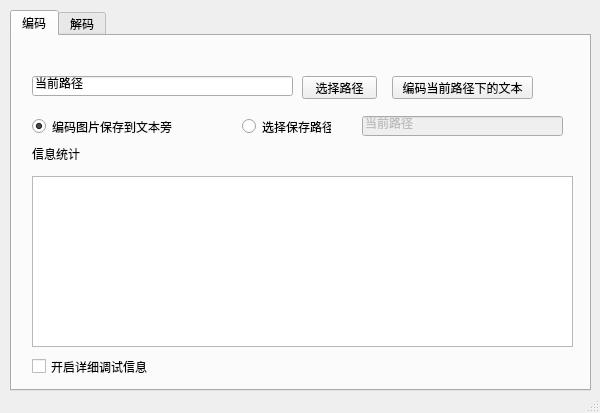
Before: the Qt Designer form enigma/enigma.ui in c3ll256/enigma, drawn with Qt 5.
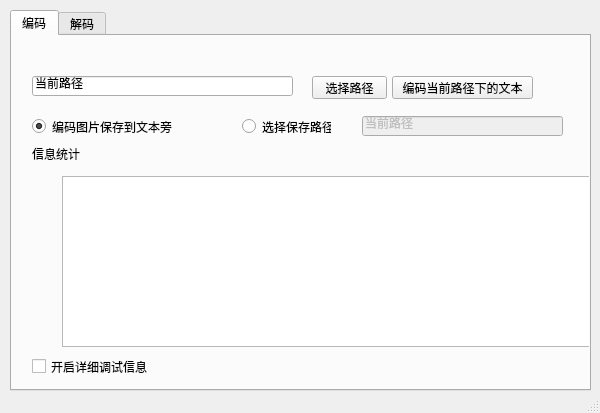
After: the same form once the commit is applied.

Patch:
```diff
--- a/enigma/enigma.ui
+++ b/enigma/enigma.ui
@@ -59,7 +59,7 @@
      <widget class="QPushButton" name="btnEncodeChooseAddress">
       <property name="geometry">
        <rect>
-        <x>290</x>
+        <x>300</x>
         <y>40</y>
         <width>75</width>
         <height>23</height>
@@ -159,7 +159,7 @@
      <widget class="QTextBrowser" name="txtEncodeDebug">
       <property name="geometry">
        <rect>
-        <x>20</x>
+        <x>50</x>
         <y>140</y>
         <width>541</width>
         <height>171</height>
```
Left out of the diff: 2 changed lines with no effect on the pictures.
